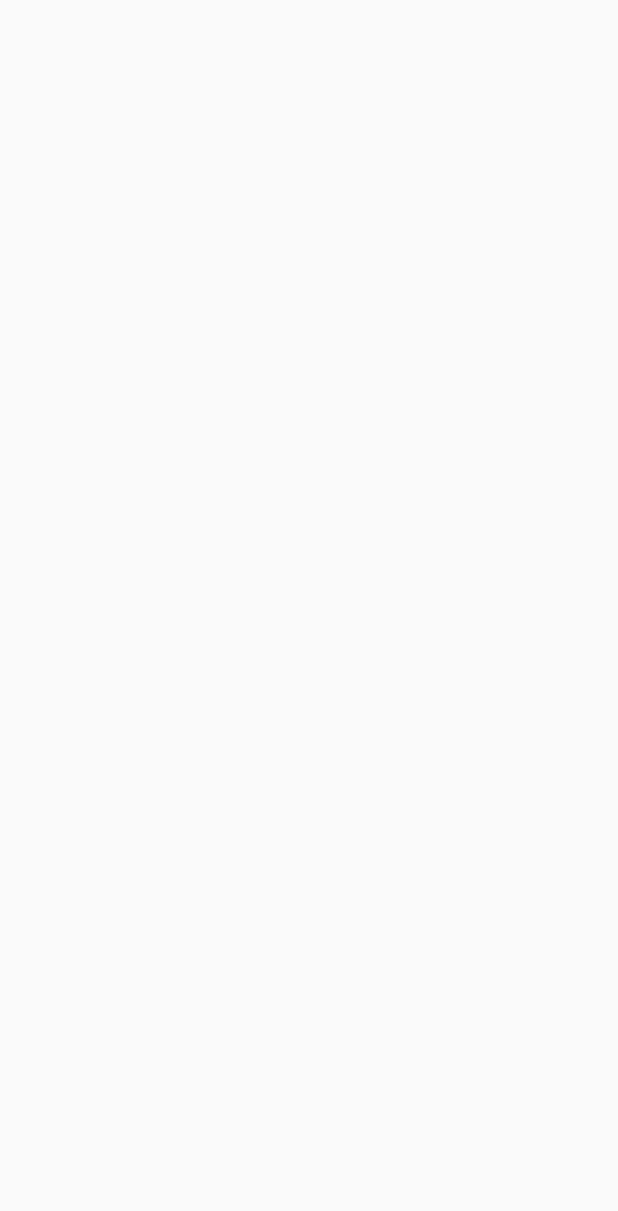
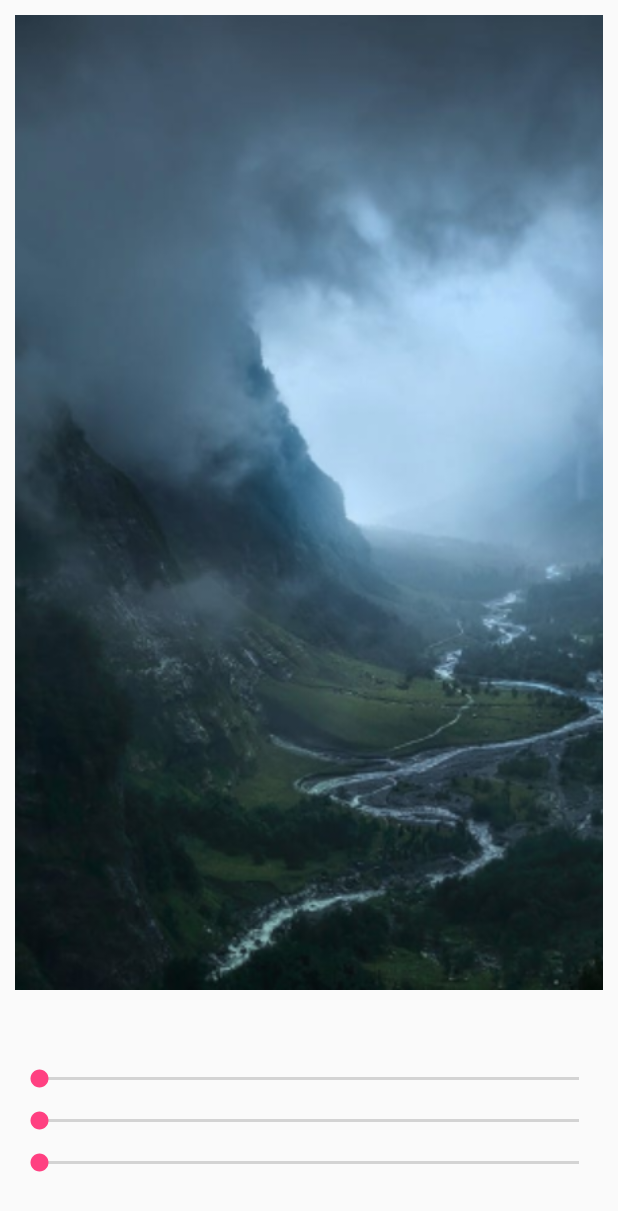
Before and after one commit to Rainorsad/TestDemo, an Android app: the MeituActivity screen opened directly, with no data from a screen before it, on a phone screen of 412 x 824 dp. Before the commit the part shown is empty. Shown: the top 1211 px of the screen. Run offline under Robolectric (Android 15) with nearby library versions, the phone set to English and light mode, and no system bars; our stand-ins replace ButterKnife.

Commit message:
Signed-off-by: Rainorsad <457072858@qq.com>

```diff
--- a/app/src/main/java/com/example/wb/testdemo/meituxiuxui/MeituActivity.java
+++ b/app/src/main/java/com/example/wb/testdemo/meituxiuxui/MeituActivity.java
@@ -1,20 +1,113 @@
 package com.example.wb.testdemo.meituxiuxui;
 
+import android.graphics.Bitmap;
+import android.graphics.BitmapFactory;
+import android.graphics.Canvas;
+import android.graphics.ColorMatrix;
+import android.graphics.ColorMatrixColorFilter;
+import android.graphics.Paint;
 import android.os.Bundle;
 import android.support.annotation.Nullable;
 import android.support.v7.app.AppCompatActivity;
+import android.widget.ImageView;
+import android.widget.SeekBar;
 
 import com.example.wb.testdemo.R;
+
+import butterknife.ButterKnife;
+import butterknife.InjectView;
 
 /**
  * Created by Zhangchen on 2017/5/19.
  */
 
-public class MeituActivity extends AppCompatActivity{
+public class MeituActivity extends AppCompatActivity implements SeekBar.OnSeekBarChangeListener {
+
+    @InjectView(R.id.img)
+    ImageView img;
+    @InjectView(R.id.seekone)
+    SeekBar seekone;
+    @InjectView(R.id.seektwo)
+    SeekBar seektwo;
+    @InjectView(R.id.seekthree)
+    SeekBar seekthree;
+
+    private Bitmap bitmap;
+    private ColorMatrix colorMatrix;//颜色矩阵
+
+    private int mHue;  //色调
+    private int mStauration;  //饱和度
+    private int mLum;  //亮度
 
     @Override
     protected void onCreate(@Nullable Bundle savedInstanceState) {
         super.onCreate(savedInstanceState);
         setContentView(R.layout.activity_meitu);
+        ButterKnife.inject(this);
+
+        colorMatrix = new ColorMatrix();
+        getBitmap(); //得到图像的复制图
+        seekone.setOnSeekBarChangeListener(this);
+        seektwo.setOnSeekBarChangeListener(this);
+        seekthree.setOnSeekBarChangeListener(this);
+    }
+
+    private void getBitmap() {
+        bitmap = BitmapFactory.decodeResource(getResources(),R.drawable.one);
+        img.setImageBitmap(bitmap);
+
+    }
+
+    //seekbar获取输入值变化
+    @Override
+    public void onProgressChanged(SeekBar seekBar, int progress, boolean fromUser) {
+        switch (seekBar.getId()){
+            case R.id.seekone:
+                mHue = progress/100;
+                break;
+            case R.id.seektwo:
+                mStauration = 2;
+                break;
+            case R.id.seekthree:
+                mLum = progress/100;
+                break;
+        }
+        img.setImageBitmap(handlerImageEffect(bitmap,mHue,mStauration,mLum));
+    }
+
+    @Override
+    public void onStartTrackingTouch(SeekBar seekBar) {
+
+    }
+
+    @Override
+    public void onStopTrackingTouch(SeekBar seekBar) {
+
+    }
+
+    public static Bitmap handlerImageEffect(Bitmap bitmap,float hue,float staturation,float lum){
+        Bitmap bmp = Bitmap.createBitmap(bitmap.getWidth(),bitmap.getHeight(), Bitmap.Config.ARGB_8888);
+        Canvas canvas = new Canvas(bmp);
+        Paint paint = new Paint();
+
+        ColorMatrix huMax = new ColorMatrix();
+        huMax.setRotate(0,hue);
+        huMax.setRotate(1,hue);
+        huMax.setRotate(2,hue);
+
+        ColorMatrix staMax = new ColorMatrix();
+        staMax.setSaturation(staturation);
+
+        ColorMatrix lumMax = new ColorMatrix();
+        lumMax.setScale(lum,lum,lum,1);
+
+        ColorMatrix imageMax = new ColorMatrix();
+        imageMax.postConcat(huMax);
+        imageMax.postConcat(staMax);
+        imageMax.postConcat(lumMax);
+
+        paint.setColorFilter(new ColorMatrixColorFilter(imageMax));
+        canvas.drawBitmap(bitmap,0,0,paint);
+        return bmp;
     }
 }
--- a/app/src/main/res/layout/activity_meitu.xml
+++ b/app/src/main/res/layout/activity_meitu.xml
@@ -1,6 +1,38 @@
 <?xml version="1.0" encoding="utf-8"?>
 <LinearLayout xmlns:android="http://schemas.android.com/apk/res/android"
     android:orientation="vertical" android:layout_width="match_parent"
-    android:layout_height="match_parent">
+    android:layout_height="match_parent"
+    android:padding="10dp"
+   >
 
+    <ImageView
+        android:id="@+id/img"
+        android:layout_height="0dp"
+        android:layout_width="match_parent"
+        android:layout_weight="1"
+        android:scaleType="centerCrop"
+        android:max="100"
+        />
+    <SeekBar
+        android:layout_marginTop="50dp"
+        android:id="@+id/seekone"
+        android:layout_height="wrap_content"
+        android:layout_width="match_parent"
+        android:max="100"
+        />
+    <SeekBar
+        android:layout_marginTop="10dp"
+        android:id="@+id/seektwo"
+        android:layout_height="wrap_content"
+        android:layout_width="match_parent"
+        android:max="100"
+        />
+    <SeekBar
+        android:layout_marginTop="10dp"
+        android:layout_marginBottom="30dp"
+        android:id="@+id/seekthree"
+        android:layout_height="wrap_content"
+        android:layout_width="match_parent"
+        android:max="100"
+        />
 </LinearLayout>
```
Also changed, not shown: app/src/main/res/drawable/one.PNG (added), app/src/main/res/mipmap-xhdpi/five.JPG (added), app/src/main/res/mipmap-xhdpi/four.JPG (added), app/src/main/res/mipmap-xhdpi/one.PNG (added), app/src/main/res/mipmap-xhdpi/three.PNG (added), app/src/main/res/mipmap-xhdpi/two.PNG (added).
